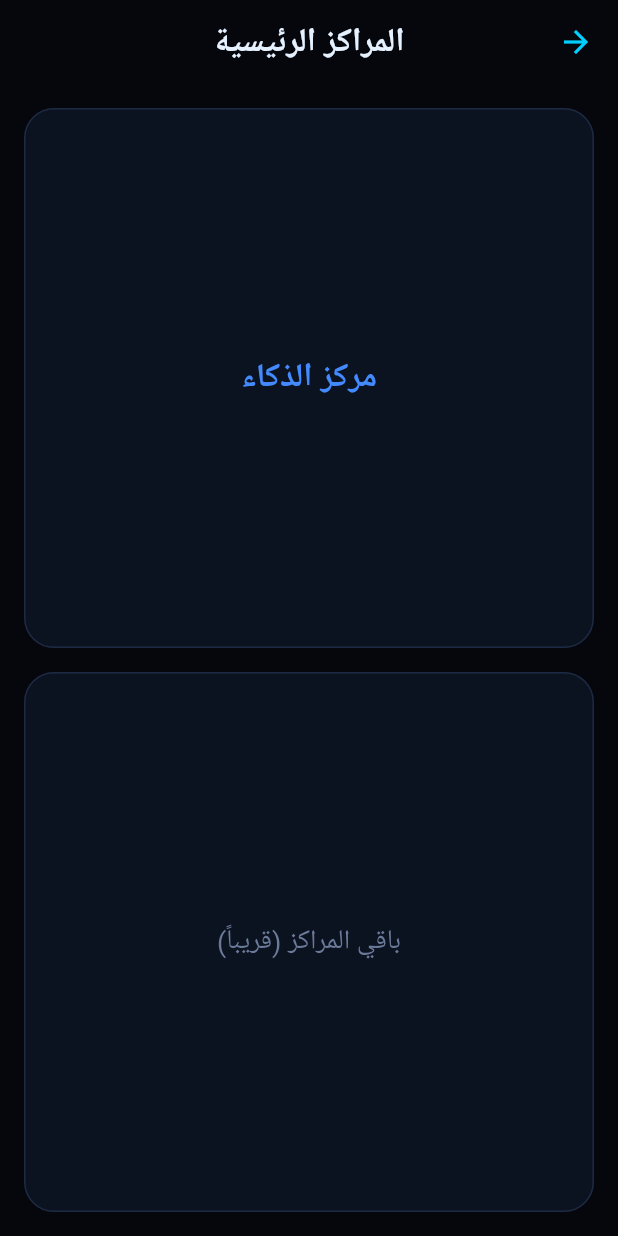
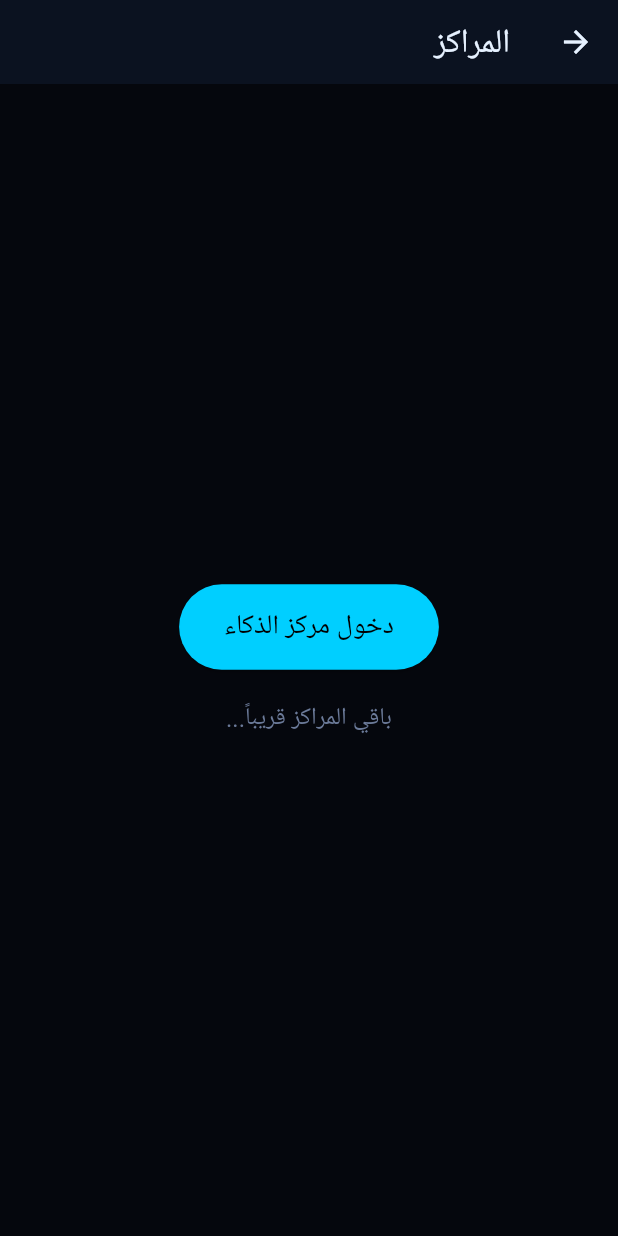
Before and after one commit to glalahosyya-netizen/alphabot_v10, a Flutter app: the screen it shows after launch, in the side drawer, after a tap on "المراكز الرئيسية", on a phone screen of 412 x 824 dp. Run offline on Flutter 3.47's test engine with Material 3 defaults, Android fonts, the phone set to English and light mode, and no system bars.

Commit message:
Refactor centers screen UI and navigation
Updated the UI of the centers screen by changing the app bar background color, modifying the layout to use a centered column, and replacing the previous containers with an elevated button for navigation.

```diff
--- a/lib/screens/centers_screen.dart
+++ b/lib/screens/centers_screen.dart
@@ -10,67 +10,33 @@ class CentersScreen extends StatelessWidget {
     return Scaffold(
       backgroundColor: AppColors.background,
       appBar: AppBar(
-        backgroundColor: Colors.transparent,
-        elevation: 0,
-        title: const Text(
-          'المراكز الرئيسية',
-          style: TextStyle(color: AppColors.textPrimary, fontWeight: FontWeight.bold),
-        ),
-        centerTitle: true,
-        iconTheme: const IconThemeData(color: AppColors.primary),
+        backgroundColor: AppColors.surface,
+        title: const Text('المراكز', style: TextStyle(color: AppColors.textPrimary)),
       ),
-      body: Padding(
-        padding: const EdgeInsets.all(16),
+      body: Center(
         child: Column(
+          mainAxisAlignment: MainAxisAlignment.center,
           children: [
-            Expanded(
-              child: GestureDetector(
-                onTap: () {
-                  Navigator.of(context).push(
-                    MaterialPageRoute(
-                      builder: (context) => const IntelligenceCenterScreen(),
-                    ),
-                  );
-                },
-                child: Container(
-                  width: double.infinity,
-                  decoration: BoxDecoration(
-                    color: AppColors.surface,
-                    borderRadius: BorderRadius.circular(20),
-                    border: Border.all(color: AppColors.border),
-                  ),
-                  child: const Center(
-                    child: Text(
-                      'مركز الذكاء',
-                      style: TextStyle(
-                        color: Colors.blueAccent,
-                        fontSize: 22,
-                        fontWeight: FontWeight.bold,
-                      ),
-                    ),
-                  ),
-                ),
+            ElevatedButton(
+              style: ElevatedButton.styleFrom(
+                backgroundColor: AppColors.primary,
+                padding: const EdgeInsets.symmetric(horizontal: 30, vertical: 15),
+              ),
+              onPressed: () {
+                Navigator.push(
+                  context,
+                  MaterialPageRoute(builder: (context) => const IntelligenceCenterScreen()),
+                );
+              },
+              child: const Text(
+                'دخول مركز الذكاء',
+                style: TextStyle(fontSize: 18, color: Colors.black),
               ),
             ),
-            const SizedBox(height: 16),
-            Expanded(
-              child: Container(
-                width: double.infinity,
-                decoration: BoxDecoration(
-                  color: AppColors.surface,
-                  borderRadius: BorderRadius.circular(20),
-                  border: Border.all(color: AppColors.border),
-                ),
-                child: const Center(
-                  child: Text(
-                    'باقي المراكز (قريباً)',
-                    style: TextStyle(
-                      color: AppColors.textMuted,
-                      fontSize: 18,
-                    ),
-                  ),
-                ),
-              ),
+            const SizedBox(height: 20),
+            const Text(
+              'باقي المراكز قريباً...',
+              style: TextStyle(color: AppColors.textMuted, fontSize: 16),
             ),
           ],
         ),
```
